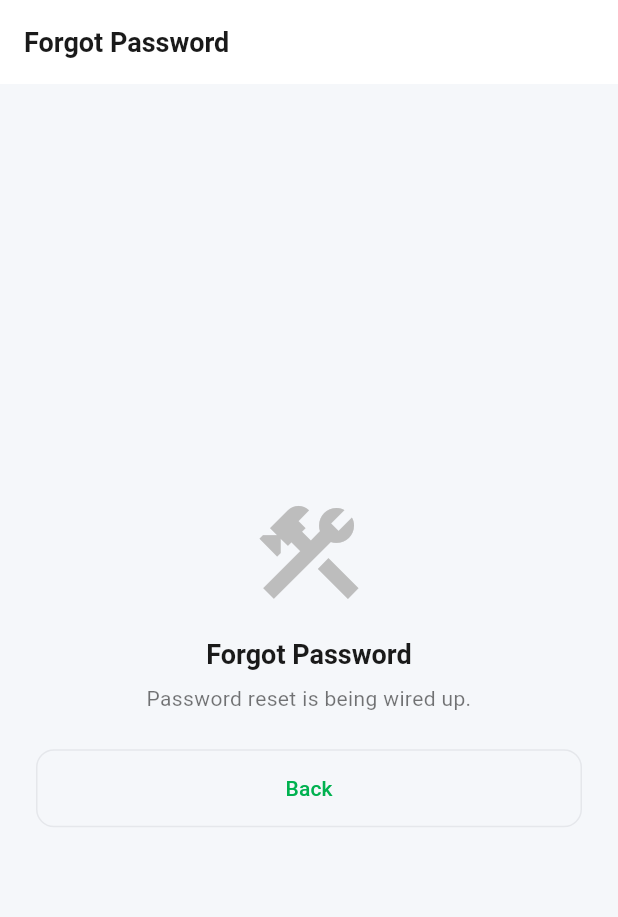
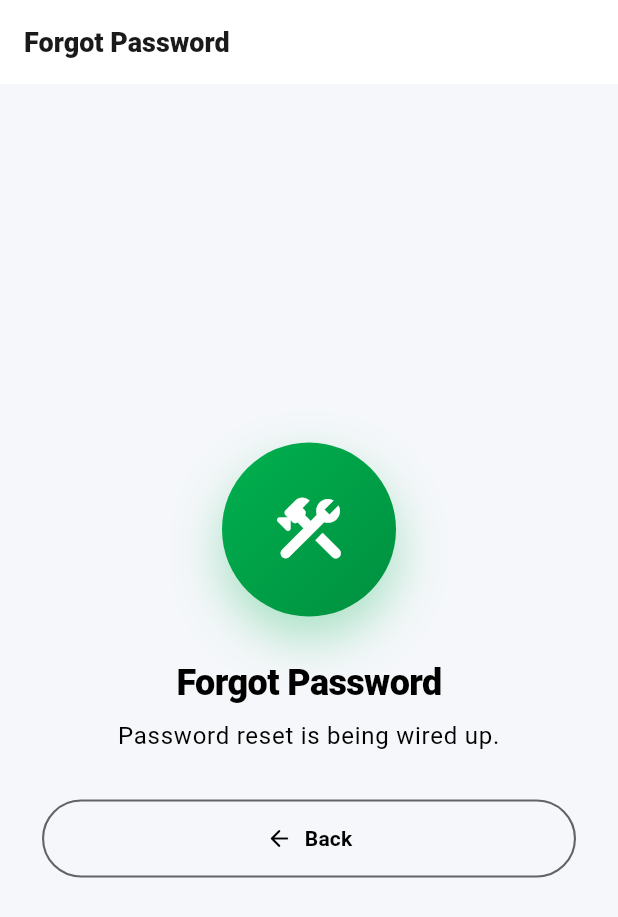
Before and after one commit to JasonTM17/Crab_Mobile_Flutter, a Flutter app: the PlaceholderScreen screen opened by its route, on a phone screen of 412 x 824 dp. Shown: the top 917 px of the screen. Run offline on Flutter 3.47's test engine with Material 3 defaults, Android fonts, the phone set to English and light mode, and no system bars; our stand-ins replace dio, equatable, flutter_bloc, flutter_secure_storage, get_it, go_router and 4 more; accounts and stored records are empty; generated files the repository leaves out were written again.

Commit message:
feat(mobile/shared): branded placeholder + loading overlay + snackbar
PlaceholderScreen: brand-gradient circle hero with shadow + spring scale-in,
GradientButton CTA when route given, pill outline back button.
LoadingOverlay: card dialog with rotating sweep-gradient spinner, optional
caption, helper controller for show/hide.
BrandedSnack: floating rounded snackbar helpers (success/info/warning/error)
that replaces ad-hoc red Colors snackbars across the app.

```diff
--- a/apps/mobile/lib/core/router/placeholder_screen.dart
+++ b/apps/mobile/lib/core/router/placeholder_screen.dart
@@ -1,8 +1,12 @@
 import 'package:flutter/material.dart';
 import 'package:go_router/go_router.dart';
 
+import '../theme/app_gradients.dart';
+import '../theme/app_motion.dart';
+import '../../shared/widgets/gradient_button.dart';
+
 /// Friendly placeholder shown for routes that are wired but whose UI is still
-/// being built. Replaces the ugly "Coming soon" tiles with a consistent screen.
+/// being built. Branded with the design system gradients + motion.
 class PlaceholderScreen extends StatelessWidget {
   final String title;
   final String message;
@@ -14,46 +18,101 @@ class PlaceholderScreen extends StatelessWidget {
     super.key,
     required this.title,
     required this.message,
-    this.icon = Icons.construction,
+    this.icon = Icons.construction_rounded,
     this.ctaLabel,
     this.ctaRoute,
   });
 
   @override
   Widget build(BuildContext context) {
+    final theme = Theme.of(context);
+    final cs = theme.colorScheme;
     return Scaffold(
-      appBar: AppBar(title: Text(title)),
+      appBar: AppBar(
+        title: Text(
+          title,
+          style: const TextStyle(fontWeight: FontWeight.w800),
+        ),
+        elevation: 0,
+        scrolledUnderElevation: 0,
+      ),
       body: Center(
         child: Padding(
-          padding: const EdgeInsets.all(24),
+          padding: const EdgeInsets.all(28),
           child: Column(
             mainAxisAlignment: MainAxisAlignment.center,
             children: [
-              Icon(icon, size: 80, color: Colors.grey.shade400),
-              const SizedBox(height: 16),
+              TweenAnimationBuilder<double>(
+                duration: AppMotion.slow,
+                curve: AppMotion.emphasis,
+                tween: Tween(begin: 0.85, end: 1.0),
+                builder: (_, value, child) =>
+                    Transform.scale(scale: value, child: child),
+                child: Container(
+                  width: 116,
+                  height: 116,
+                  decoration: BoxDecoration(
+                    gradient: AppGradients.primary,
+                    shape: BoxShape.circle,
+                    boxShadow: [
+                      BoxShadow(
+                        color: cs.primary.withValues(alpha: 0.32),
+                        blurRadius: 28,
+                        offset: const Offset(0, 14),
+                      ),
+                    ],
+                  ),
+                  child: Icon(icon, size: 54, color: Colors.white),
+                ),
+              ),
+              const SizedBox(height: 28),
               Text(
                 title,
-                style: Theme.of(context).textTheme.titleLarge,
+                style: theme.textTheme.headlineSmall?.copyWith(
+                  fontWeight: FontWeight.w800,
+                  letterSpacing: -0.4,
+                ),
                 textAlign: TextAlign.center,
               ),
               const SizedBox(height: 8),
               Text(
                 message,
-                style: Theme.of(context).textTheme.bodyMedium?.copyWith(
-                      color: Colors.black54,
-                    ),
+                style: theme.textTheme.bodyLarge?.copyWith(
+                  color: cs.onSurfaceVariant,
+                  height: 1.4,
+                ),
                 textAlign: TextAlign.center,
               ),
-              const SizedBox(height: 24),
+              const SizedBox(height: 32),
               if (ctaLabel != null && ctaRoute != null)
-                ElevatedButton(
+                GradientButton(
+                  label: ctaLabel!,
+                  icon: Icons.east_rounded,
+                  height: 54,
                   onPressed: () => context.go(ctaRoute!),
-                  child: Text(ctaLabel!),
                 )
               else
-                OutlinedButton(
+                OutlinedButton.icon(
                   onPressed: () => Navigator.of(context).maybePop(),
-                  child: const Text('Back'),
+                  icon: const Icon(Icons.arrow_back_rounded, size: 18),
+                  label: const Text(
+                    'Back',
+                    style: TextStyle(fontWeight: FontWeight.w700),
+                  ),
+                  style: OutlinedButton.styleFrom(
+                    padding: const EdgeInsets.symmetric(
+                      horizontal: 28,
+                      vertical: 12,
+                    ),
+                    shape: RoundedRectangleBorder(
+                      borderRadius: BorderRadius.circular(999),
+                    ),
+                    side: BorderSide(
+                      color: cs.outlineVariant.withValues(alpha: 0.6),
+                      width: 1.4,
+                    ),
+                    foregroundColor: cs.onSurface,
+                  ),
                 ),
             ],
           ),
```
Also changed, not shown: apps/mobile/lib/shared/widgets/branded_snackbar.dart (added, +102 -0 lines), apps/mobile/lib/shared/widgets/loading_overlay.dart (added, +157 -0 lines).
